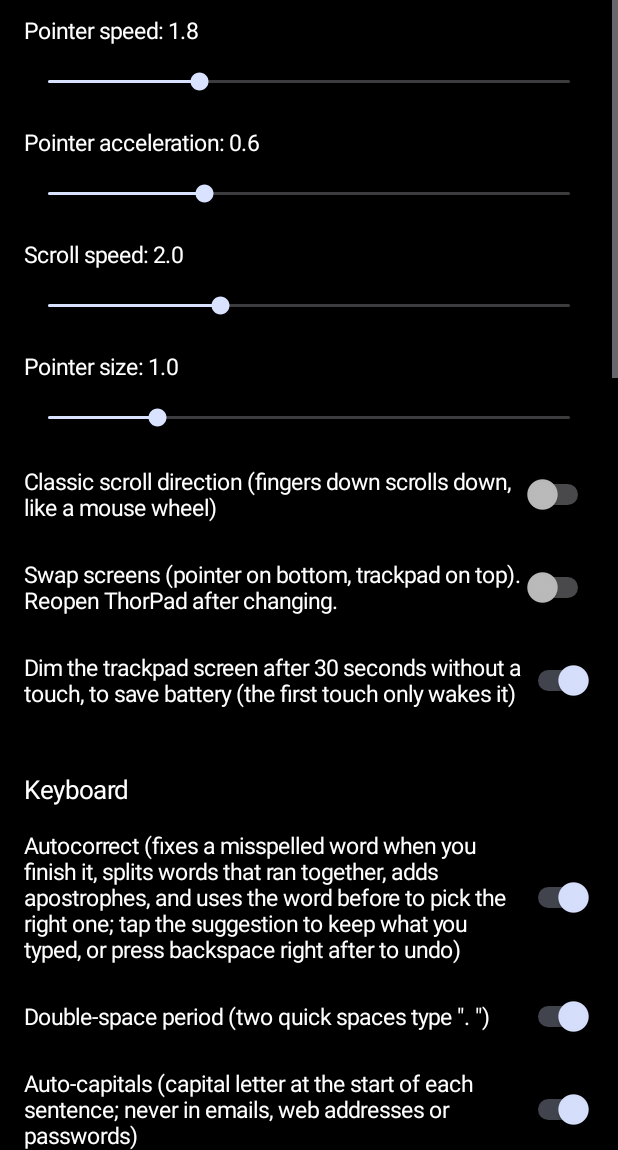
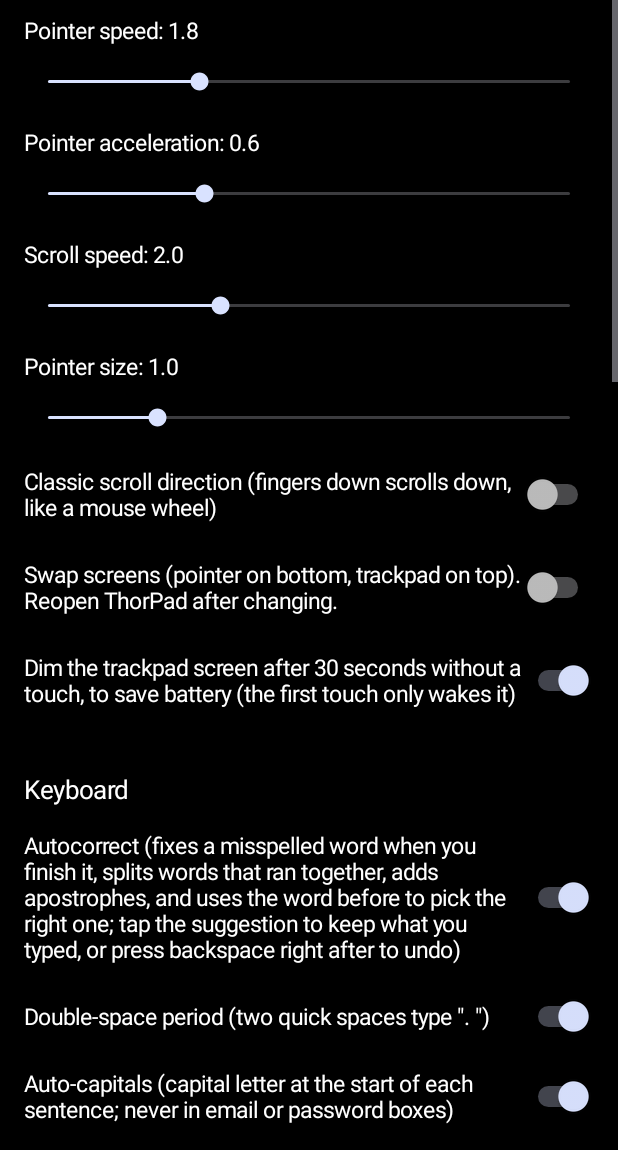
Before and after one commit to ajhockey88/ThorPad, an Android app: the SettingsActivity screen opened directly, with no data from a screen before it, on a phone screen of 412 x 824 dp, the part 86-1236 px from its top. Run offline under Robolectric (Android 15) with nearby library versions, the phone set to English and light mode, and no system bars; network calls fail.

```diff
--- a/app/src/main/java/com/thorpad/SettingsActivity.java
+++ b/app/src/main/java/com/thorpad/SettingsActivity.java
@@ -72,8 +72,8 @@ public class SettingsActivity extends Activity {
                 Prefs.KEY_AUTOCORRECT, prefs.autocorrect(), false);
         toggle("Double-space period (two quick spaces type \". \")",
                 Prefs.KEY_DOUBLE_SPACE, prefs.doubleSpacePeriod(), false);
-        toggle("Auto-capitals (capital letter at the start of each sentence; never in emails, "
-                + "web addresses or passwords)", Prefs.KEY_AUTO_CAPS, prefs.autoCaps(), false);
+        toggle("Auto-capitals (capital letter at the start of each sentence; never in email "
+                + "or password boxes)", Prefs.KEY_AUTO_CAPS, prefs.autoCaps(), false);
         toggle("Type when the finger lifts (lets you slide to the right key; off = types the "
                 + "instant you touch, most responsive)",
                 Prefs.KEY_TYPE_ON_RELEASE, prefs.typeOnRelease(), false);
```
Also changed, not shown: app/src/main/java/com/thorpad/KeyboardView.java (+15 -2 lines), 3 other files.
